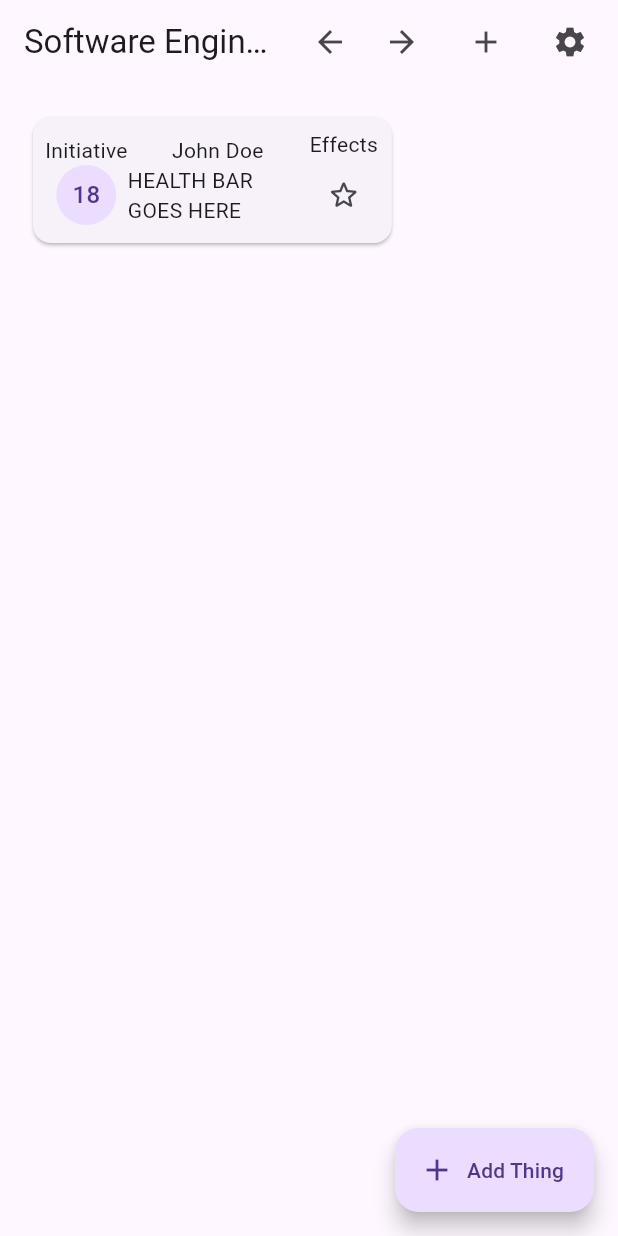
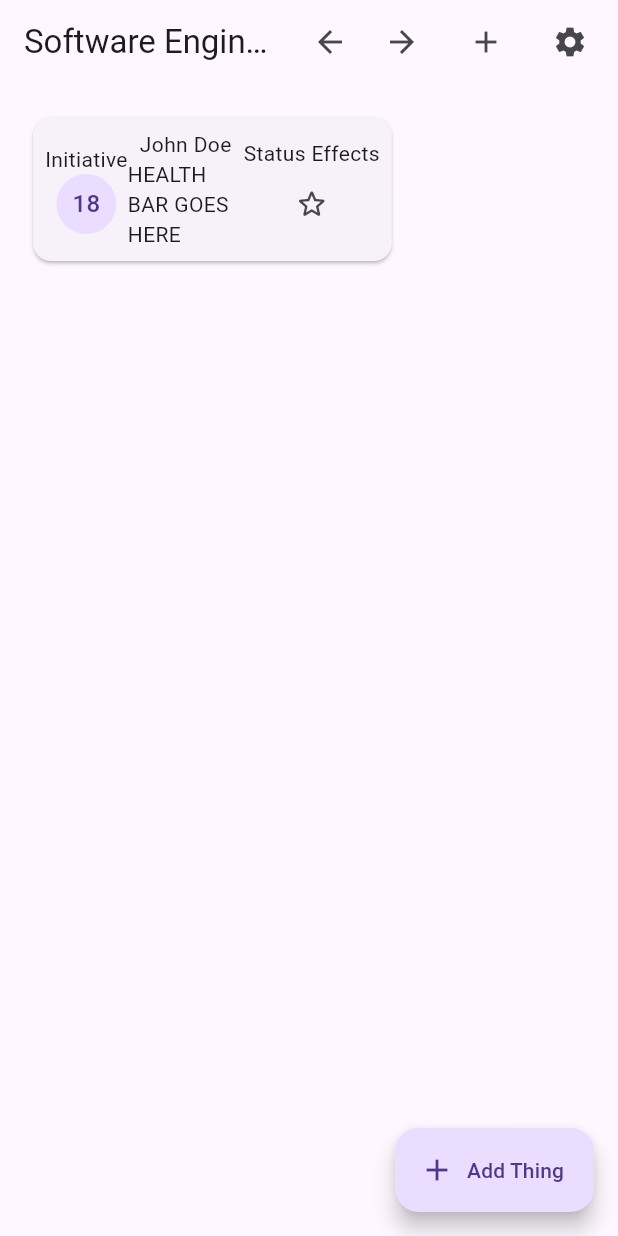
Before and after one commit to ABeeinSpace/software_engineering_project, a Flutter app: the screen it shows after launch, after a tap on the "star border" icon, on a phone screen of 412 x 824 dp. Run offline on Flutter 3.47's test engine with Material 2 defaults, Android fonts, the phone set to English and light mode, and no system bars.

Commit message:
Wording tweaks

```diff
--- a/lib/main.dart
+++ b/lib/main.dart
@@ -196,17 +196,17 @@ class EntityCard extends StatelessWidget {
   Widget build(BuildContext context) {
     double screenWidth = MediaQuery.of(context).size.width;
 
-    return Padding(
+    return Padding (
         padding: const EdgeInsets.all(8.0),
-        child: SizedBox(
+        child: SizedBox (
           width: screenWidth * 0.6,
-          child: Card(
-              child: Container(
+          child: Card (
+              child: Container (
                   padding: const EdgeInsets.all(8),
                   child: Row(
                     // mainAxisSize: MainAxisSize.min,
                     children: [
-                      Column(
+                      Column (
                         children: const [
                           Text("Initiative"),
                           CircleAvatar(
@@ -214,15 +214,15 @@ class EntityCard extends StatelessWidget {
                           )
                         ],
                       ),
-                      Expanded(
+                      Expanded (
                         child: Column(children: const [
                           Text("John Doe"),
                           Text("HEALTH BAR GOES HERE")
                         ]),
                       ),
-                      Column(
+                      Column (
                         children: [
-                          const Text("Effects"),
+                          const Text("Status Effects"),
                           IconButton(
                               onPressed: showEffectsPanel,
                               icon: const Icon(Icons.star_border_rounded))
@@ -233,5 +233,7 @@ class EntityCard extends StatelessWidget {
         ));
   }
 
-  void showEffectsPanel() {}
+  void showEffectsPanel() {
+    log("Should show status effects panel");
+  }
 }
```
